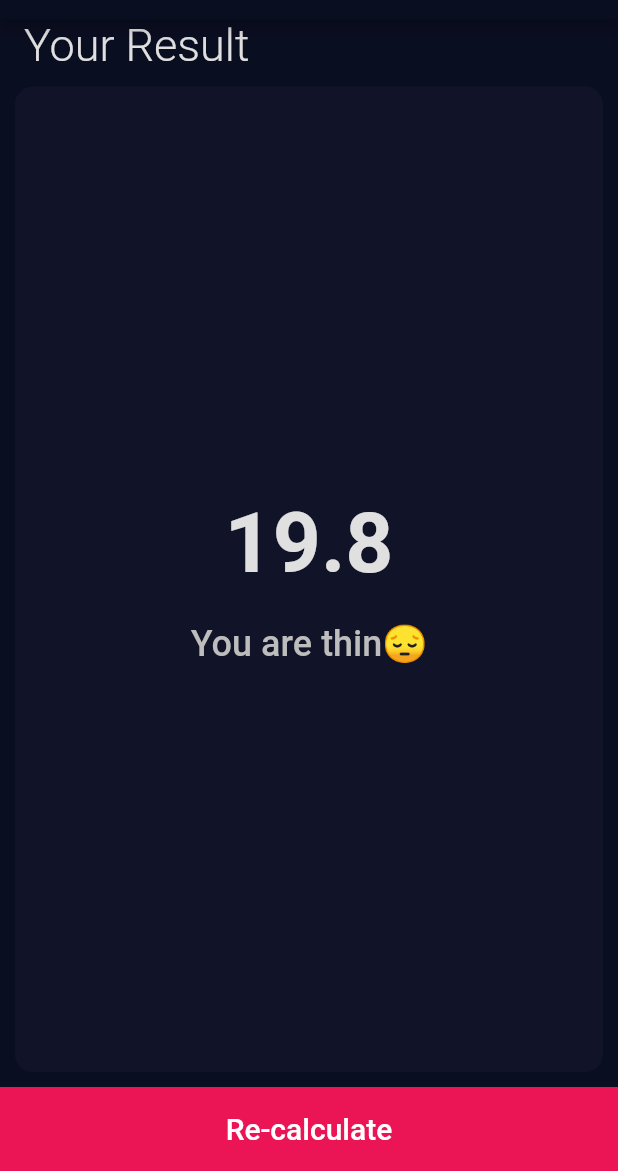
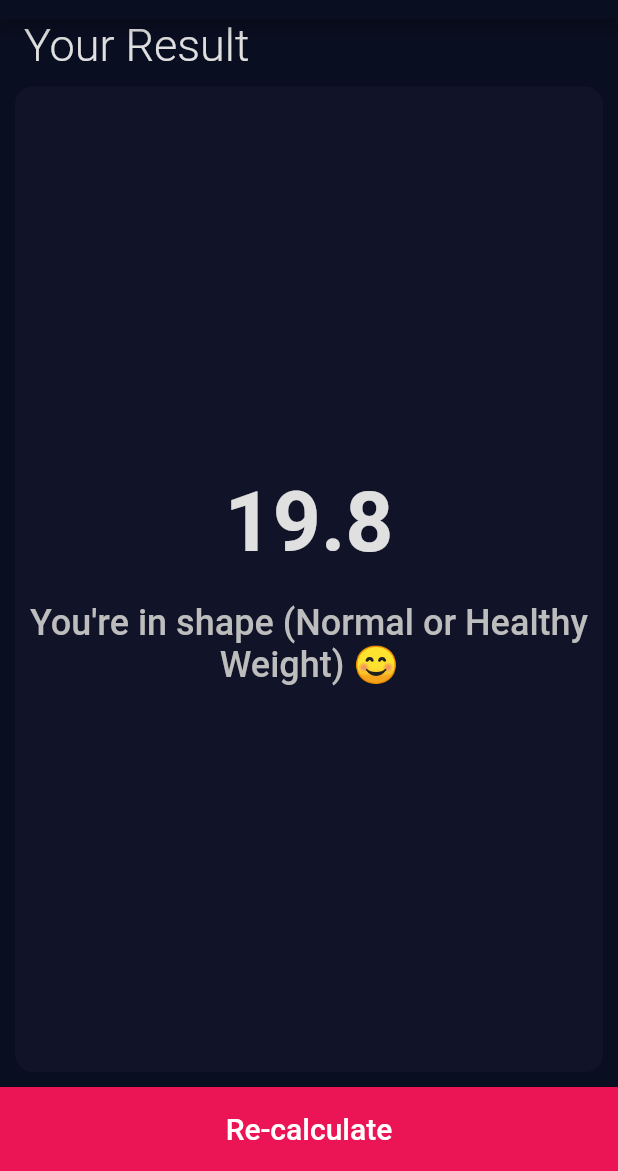
Before and after one commit to baabale/bmi_calculator, a Flutter app: the screen it shows after launch, after a tap on "CALCULATE", on a phone screen of 412 x 824 dp, the part 65-1236 px from its top. Run offline on Flutter 3.47's test engine with Material 2 defaults, Android fonts, the phone set to English and light mode, and no system bars; our stand-ins replace font_awesome_flutter.

Commit message:
Last 24th July

```diff
--- a/lib/screens/result.dart
+++ b/lib/screens/result.dart
@@ -5,6 +5,17 @@ class ResultScreen extends StatelessWidget {
   final double result;
 
   const ResultScreen({Key? key, required this.result}) : super(key: key);
+
+  String intranslateResult() {
+    if (result >= 0 && result <= 18)
+      return 'You\'re Underweight 😔';
+    else if (result >= 19 && result <= 25)
+      return 'You\'re in shape (Normal or Healthy Weight) 😊';
+    else if (result >= 26 && result <= 29)
+      return 'You\'re Overweight 😔';
+    else
+      return 'You\'re Obese 😔';
+  }
 
   @override
   Widget build(BuildContext context) {
@@ -48,12 +59,13 @@ class ResultScreen extends StatelessWidget {
                   const SizedBox(height: 20),
                   Center(
                     child: Text(
-                      'You are thin😔',
+                      intranslateResult(),
                       style: TextStyle(
                         fontSize: 24,
                         fontWeight: FontWeight.w500,
                         color: Colors.grey.shade400,
                       ),
+                      textAlign: TextAlign.center,
                     ),
                   ),
                 ],
@@ -61,7 +73,7 @@ class ResultScreen extends StatelessWidget {
             ),
           ),
           CustomButton(
-            onPressed: () {},
+            onPressed: () => Navigator.pop(context),
             title: 'Re-calculate',
           )
         ],
```
